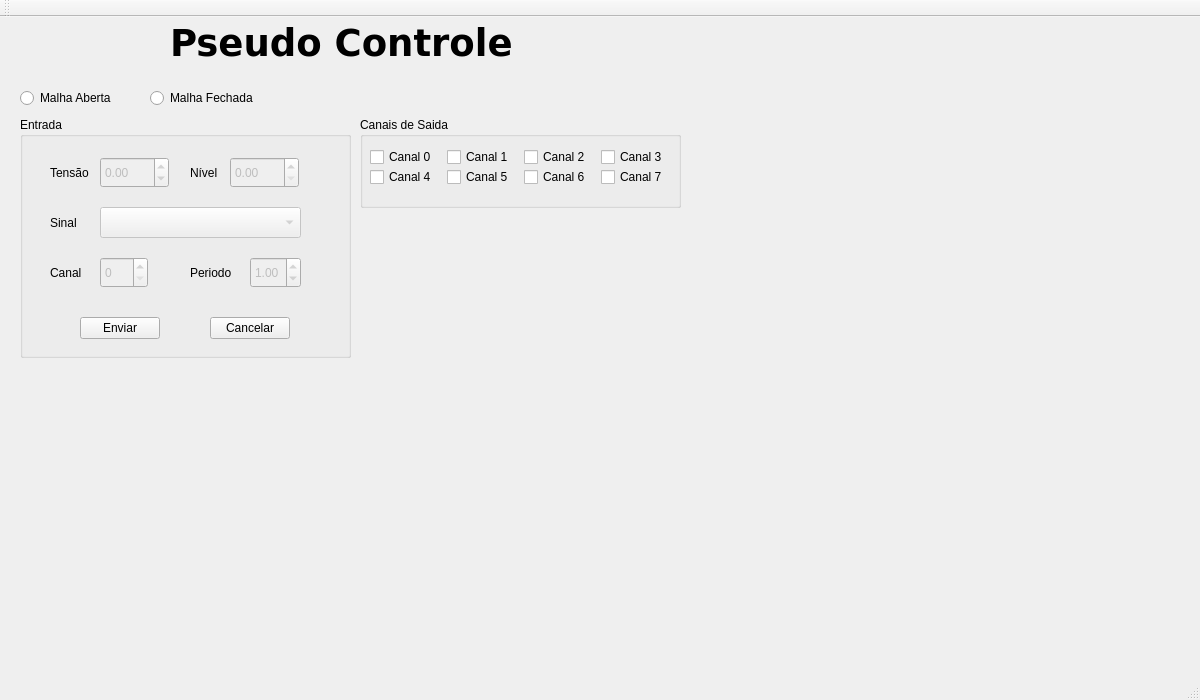
First picture: the form in LabControle1/mainwindow.ui, repository marciojunior159/Projects, before the edit.
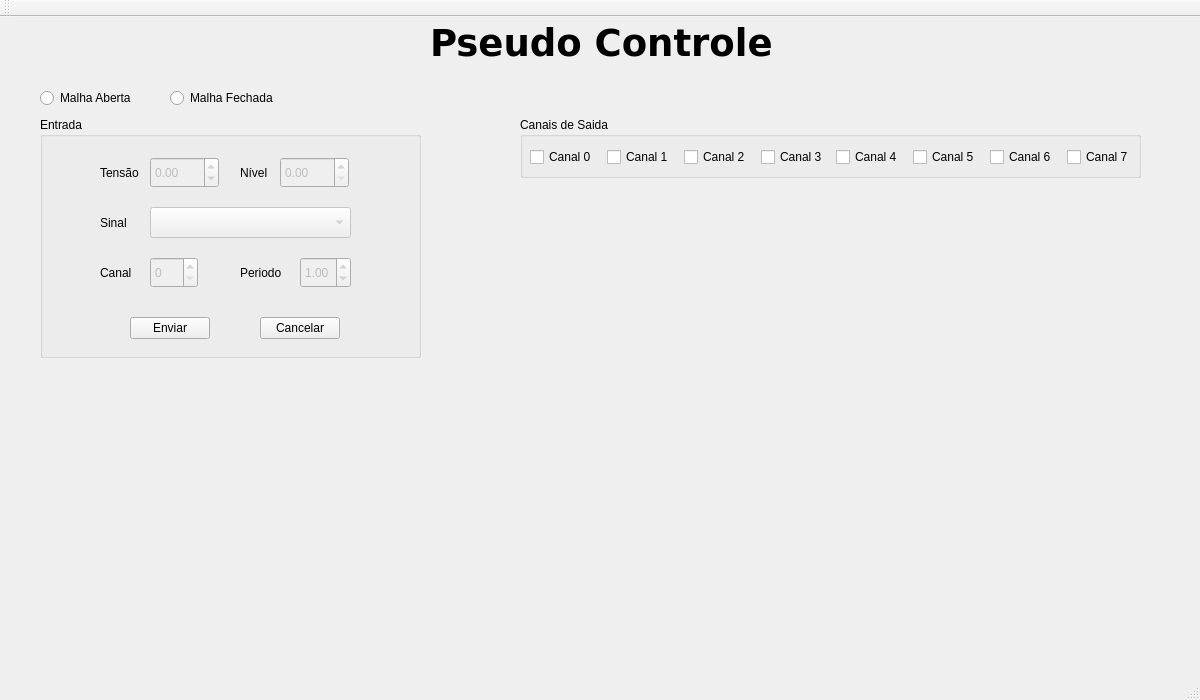
Second picture: the form after the edit. Custom widgets are drawn as their Qt base class.

Commit message: organização da interface #5

Diff of the .ui file:
```diff
--- a/LabControle1/mainwindow.ui
+++ b/LabControle1/mainwindow.ui
@@ -29,7 +29,7 @@
    <widget class="QRadioButton" name="radioButtonMalhaAberta">
     <property name="geometry">
      <rect>
-      <x>20</x>
+      <x>40</x>
       <y>70</y>
       <width>117</width>
       <height>22</height>
@@ -42,7 +42,7 @@
    <widget class="QRadioButton" name="radioButtonMalhaFechada">
     <property name="geometry">
      <rect>
-      <x>150</x>
+      <x>170</x>
       <y>70</y>
       <width>151</width>
       <height>22</height>
@@ -55,10 +55,10 @@
    <widget class="QGroupBox" name="groupBoxSaida">
     <property name="geometry">
      <rect>
-      <x>360</x>
+      <x>520</x>
       <y>100</y>
-      <width>321</width>
-      <height>91</height>
+      <width>621</width>
+      <height>61</height>
      </rect>
     </property>
     <property name="maximumSize">
@@ -86,8 +86,8 @@
     <widget class="QCheckBox" name="checkBox_6">
      <property name="geometry">
       <rect>
-       <x>87</x>
-       <y>50</y>
+       <x>393</x>
+       <y>30</y>
        <width>71</width>
        <height>20</height>
       </rect>
@@ -112,8 +112,8 @@
     <widget class="QCheckBox" name="checkBox_7">
      <property name="geometry">
       <rect>
-       <x>164</x>
-       <y>50</y>
+       <x>470</x>
+       <y>30</y>
        <width>71</width>
        <height>20</height>
       </rect>
@@ -125,8 +125,8 @@
     <widget class="QCheckBox" name="checkBox_8">
      <property name="geometry">
       <rect>
-       <x>241</x>
-       <y>50</y>
+       <x>547</x>
+       <y>30</y>
        <width>71</width>
        <height>20</height>
       </rect>
@@ -138,8 +138,8 @@
     <widget class="QCheckBox" name="checkBox_5">
      <property name="geometry">
       <rect>
-       <x>10</x>
-       <y>50</y>
+       <x>316</x>
+       <y>30</y>
        <width>71</width>
        <height>20</height>
       </rect>
@@ -178,7 +178,7 @@
    <widget class="QLabel" name="label_4">
     <property name="geometry">
      <rect>
-      <x>170</x>
+      <x>430</x>
       <y>0</y>
       <width>341</width>
       <height>51</height>
@@ -199,9 +199,9 @@
    <widget class="QGroupBox" name="groupBoxEntrada">
     <property name="geometry">
      <rect>
-      <x>20</x>
+      <x>40</x>
       <y>100</y>
-      <width>331</width>
+      <width>381</width>
       <height>241</height>
      </rect>
     </property>
@@ -214,7 +214,7 @@
      </property>
      <property name="geometry">
       <rect>
-       <x>210</x>
+       <x>240</x>
        <y>40</y>
        <width>69</width>
        <height>31</height>
@@ -233,7 +233,7 @@
      </property>
      <property name="geometry">
       <rect>
-       <x>80</x>
+       <x>110</x>
        <y>40</y>
        <width>69</width>
        <height>31</height>
@@ -252,7 +252,7 @@
     <widget class="QLabel" name="label_2">
      <property name="geometry">
       <rect>
-       <x>170</x>
+       <x>200</x>
        <y>40</y>
        <width>41</width>
        <height>31</height>
@@ -265,7 +265,7 @@
     <widget class="QLabel" name="label">
      <property name="geometry">
       <rect>
-       <x>30</x>
+       <x>60</x>
        <y>40</y>
        <width>51</width>
        <height>31</height>
@@ -278,7 +278,7 @@
     <widget class="QLabel" name="label_3">
      <property name="geometry">
       <rect>
-       <x>30</x>
+       <x>60</x>
        <y>90</y>
        <width>31</width>
        <height>31</height>
@@ -294,7 +294,7 @@
      </property>
      <property name="geometry">
       <rect>
-       <x>80</x>
+       <x>110</x>
        <y>140</y>
        <width>48</width>
        <height>31</height>
@@ -307,7 +307,7 @@
     <widget class="QLabel" name="label_5">
      <property name="geometry">
       <rect>
-       <x>30</x>
+       <x>60</x>
        <y>140</y>
        <width>41</width>
        <height>31</height>
@@ -323,7 +323,7 @@
      </property>
      <property name="geometry">
       <rect>
-       <x>230</x>
+       <x>260</x>
        <y>140</y>
        <width>51</width>
        <height>31</height>
@@ -339,7 +339,7 @@
     <widget class="QLabel" name="label_6">
      <property name="geometry">
       <rect>
-       <x>170</x>
+       <x>200</x>
        <y>140</y>
        <width>51</width>
        <height>31</height>
@@ -355,7 +355,7 @@
      </property>
      <property name="geometry">
       <rect>
-       <x>80</x>
+       <x>110</x>
        <y>90</y>
        <width>201</width>
        <height>31</height>
@@ -365,7 +365,7 @@
     <widget class="QPushButton" name="pushButtonEnviar">
      <property name="geometry">
       <rect>
-       <x>60</x>
+       <x>90</x>
        <y>200</y>
        <width>80</width>
        <height>22</height>
@@ -378,7 +378,7 @@
     <widget class="QPushButton" name="pushButtonCancel">
      <property name="geometry">
       <rect>
-       <x>190</x>
+       <x>220</x>
        <y>200</y>
        <width>80</width>
        <height>22</height>
@@ -392,8 +392,8 @@
    <widget class="QCustomPlot" name="customPlot" native="true">
     <property name="geometry">
      <rect>
-      <x>780</x>
-      <y>20</y>
+      <x>40</x>
+      <y>360</y>
       <width>381</width>
       <height>271</height>
      </rect>
@@ -402,20 +402,40 @@
    <widget class="QCustomPlot" name="plotS1" native="true">
     <property name="geometry">
      <rect>
-      <x>20</x>
-      <y>360</y>
-      <width>381</width>
-      <height>271</height>
+      <x>520</x>
+      <y>180</y>
+      <width>301</width>
+      <height>211</height>
      </rect>
     </property>
    </widget>
    <widget class="QCustomPlot" name="plotS2" native="true">
     <property name="geometry">
      <rect>
-      <x>410</x>
-      <y>360</y>
-      <width>381</width>
-      <height>271</height>
+      <x>850</x>
+      <y>180</y>
+      <width>301</width>
+      <height>211</height>
+     </rect>
+    </property>
+   </widget>
+   <widget class="QWidget" name="widget" native="true">
+    <property name="geometry">
+     <rect>
+      <x>520</x>
+      <y>420</y>
+      <width>301</width>
+      <height>211</height>
+     </rect>
+    </property>
+   </widget>
+   <widget class="QWidget" name="widget_2" native="true">
+    <property name="geometry">
+     <rect>
+      <x>850</x>
+      <y>420</y>
+      <width>301</width>
+      <height>211</height>
      </rect>
     </property>
    </widget>
```
